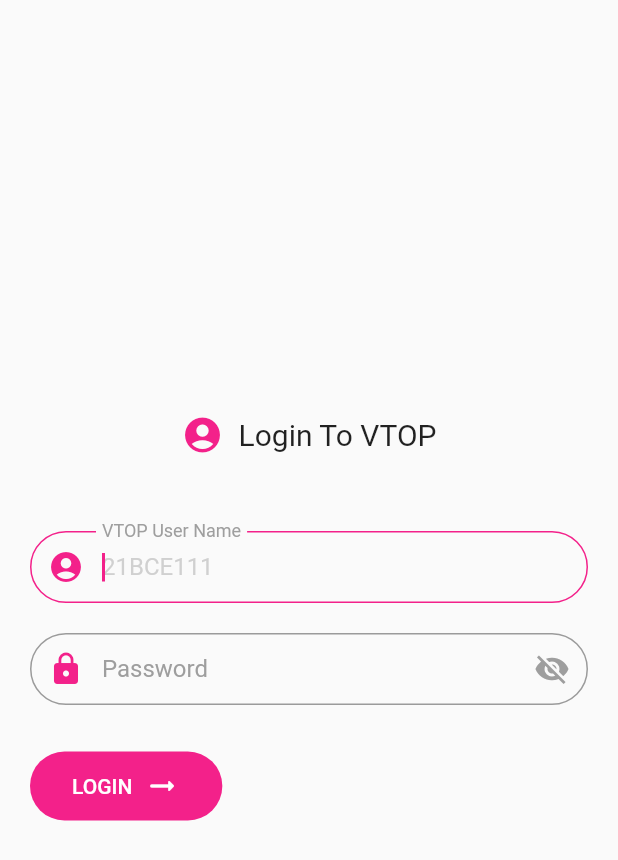
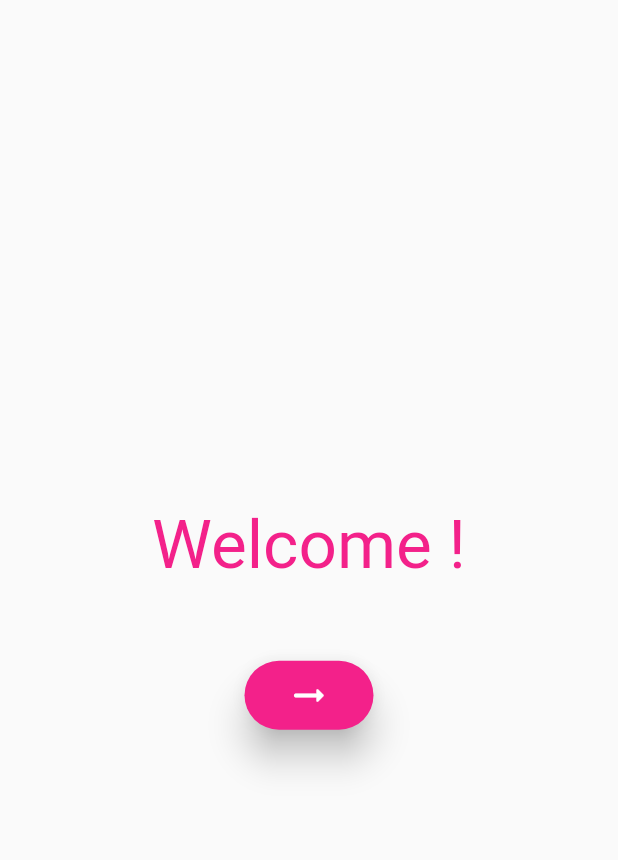
Before and after one commit to Sarath191181208/vtop_app, a Flutter app: the screen it shows after launch, on a phone screen of 412 x 824 dp. Shown: the top 860 px of the screen. Run offline on Flutter 3.47's test engine with Material 2 defaults, Android fonts, the phone set to English and light mode, and no system bars; our stand-ins replace shared_preferences.

Commit message:
+ storing the users details

```diff
--- a/lib/StudentObject.dart
+++ b/lib/Student/student_object.dart
@@ -1,5 +1,4 @@
 import 'dart:collection';
-import 'dart:convert';
 
 class AcademicHistory {
   HashMap<String, String>? subjects;
--- a/lib/main.dart
+++ b/lib/main.dart
@@ -1,5 +1,4 @@
 import 'package:flutter/material.dart';
-import 'pages/login_page.dart';
 import 'pages_router.dart';
 
 void main() {
@@ -24,7 +23,7 @@ class MyApp extends StatelessWidget {
           circularTrackColor: Color.fromRGBO(205, 205, 205, 1),
         ),
       ),
-      initialRoute: '/login',
+      initialRoute: '/',
       onGenerateRoute: RouteGenerator.generateRoute,
     );
   }
--- /dev/null
+++ b/lib/pages/home.dart
@@ -0,0 +1,59 @@
+import 'package:flutter/material.dart';
+import '../Student/pref_student.dart';
+
+class HomePage extends StatelessWidget {
+  const HomePage({Key? key}) : super(key: key);
+
+  _handleNavigate(BuildContext ctx) async {
+    var stu = await PrefStudent.getStudent();
+    if (stu == null) {
+      Navigator.pushNamed(ctx, "/login");
+      return;
+    }
+    Navigator.pushReplacementNamed(ctx, '/details', arguments: stu);
+  }
+
+  @override
+  Widget build(BuildContext context) {
+    return Scaffold(
+      body: Center(
+        child: Column(
+          mainAxisAlignment: MainAxisAlignment.center,
+          crossAxisAlignment: CrossAxisAlignment.center,
+          children: [
+            Row(
+              children: [
+                Expanded(
+                  child: Text("Welcome !",
+                      textAlign: TextAlign.center,
+                      style: TextStyle(
+                          fontSize: 45.0,
+                          color: Theme.of(context).primaryColor)),
+                ),
+              ],
+            ),
+            const SizedBox(height: 50.0),
+            TextButton(
+              style: TextButton.styleFrom(
+                backgroundColor: Theme.of(context).primaryColor,
+                shape: RoundedRectangleBorder(
+                  borderRadius: BorderRadius.circular(50.0),
+                ),
+                elevation: 10.0,
+              ),
+              child: const Padding(
+                padding: EdgeInsets.only(left: 20.0, right: 20.0),
+                child: Icon(
+                  Icons.arrow_right_alt_rounded,
+                  size: 30.0,
+                  color: Colors.white,
+                ),
+              ),
+              onPressed: () => _handleNavigate(context),
+            ),
+          ],
+        ),
+      ),
+    );
+  }
+}
--- a/lib/pages/student_details.dart
+++ b/lib/pages/student_details.dart
@@ -5,7 +5,7 @@ import 'package:vtop_app/pages/student_details_pages/academic_summary.dart';
 import 'package:vtop_app/pages/student_details_pages/attendance_page.dart';
 import 'package:vtop_app/pages/student_details_pages/profile_page.dart';
 
-import '../StudentObject.dart';
+import '../Student/student_object.dart';
 import 'student_details_pages/time_table_page.dart';
 
 class DetailsPage extends StatefulWidget {
@@ -16,8 +16,7 @@ class DetailsPage extends StatefulWidget {
 }
 
 class _DetailsPageState extends State<DetailsPage> {
-  int _pageIndex = 3;
-  // widget.studentDetails.profile.name
+  int _pageIndex = 4;
 
   final List<BottomNavigationBarItem> _bottomNavigationBarItems = [
     const BottomNavigationBarItem(
--- a/lib/pages/student_details_pages/academic_summary.dart
+++ b/lib/pages/student_details_pages/academic_summary.dart
@@ -23,7 +23,7 @@ class AcademicSummary extends StatelessWidget {
     "CreditsRegistered"
   ];
 
-  Color _get_grade_count_color(String s, double? d) {
+  Color _getGradeCountColor(String s, double? d) {
     if (d == null || d == 0.0) return Colors.grey;
 
     if (s.length < 2) {
@@ -62,7 +62,7 @@ class AcademicSummary extends StatelessWidget {
                         trailing: Text(
                           summary![summaryKey].toString(),
                           style: TextStyle(
-                              color: _get_grade_count_color(
+                              color: _getGradeCountColor(
                                   summaryKey, summary![summaryKey])),
                         ),
                       ),
--- a/lib/pages/student_details_pages/attendance_page.dart
+++ b/lib/pages/student_details_pages/attendance_page.dart
@@ -1,10 +1,7 @@
 import 'package:flutter/material.dart';
-import 'package:flutter/widgets.dart';
-import 'package:vtop_app/StudentObject.dart';
+import 'package:vtop_app/Student/student_object.dart';
 import 'package:vtop_app/pages/student_details_pages/Components/null_page.dart';
 import 'package:vtop_app/pages/student_details_pages/Components/sized_icon.dart';
-
-import 'Components/text_box_decoration.dart';
 
 var _attendanceBoxDecoration = BoxDecoration(
   borderRadius: BorderRadius.circular(20),
--- a/lib/pages/student_details_pages/profile_page.dart
+++ b/lib/pages/student_details_pages/profile_page.dart
@@ -1,6 +1,5 @@
 import 'package:flutter/material.dart';
-import 'package:flutter/widgets.dart';
-import 'package:vtop_app/StudentObject.dart';
+import 'package:vtop_app/Student/student_object.dart';
 import 'package:vtop_app/pages/student_details_pages/Components/sized_icon.dart';
 
 import 'Components/null_page.dart';
--- a/lib/pages_router.dart
+++ b/lib/pages_router.dart
@@ -1,8 +1,9 @@
 // build a basic router
 
 import 'package:flutter/material.dart';
+import 'package:vtop_app/pages/home.dart';
 
-import 'StudentObject.dart';
+import 'Student/student_object.dart';
 import '/pages/login_page.dart';
 import 'pages/student_details.dart';
 
@@ -10,6 +11,8 @@ class RouteGenerator {
   static Route<dynamic> generateRoute(RouteSettings settings) {
     final args = settings.arguments;
     switch (settings.name) {
+      case '/':
+        return MaterialPageRoute(builder: (_) => const HomePage());
       case '/login':
         return MaterialPageRoute(builder: (_) => const LoginPage());
       case '/details':
```
Also changed, not shown: lib/Student/fetch_student_details.dart (added, +25 -0 lines), lib/Student/pref_student.dart (added, +22 -0 lines), lib/pages/login_page.dart (+6 -31 lines), lib/pages/student_details_pages/academic_details_page.dart (+2 -11 lines), lib/pages/student_details_pages/time_table_page.dart (+3 -4 lines), lib/prefs.dart (added, +21 -0 lines), pubspec.yaml (+1 -6 lines), pubspec.lock, 1 other file.
